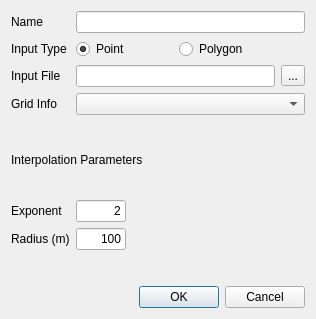
Above: src/ui/grid_layer_dialog.ui from IPH-ECO/iph-eco-gui before the change. Below: the same form after it.
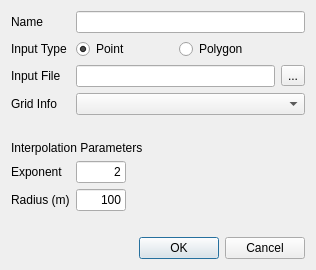
That is the form after the change.

Commit message: Adjusting grid layer dialog dimension

```diff
--- a/src/ui/grid_layer_dialog.ui
+++ b/src/ui/grid_layer_dialog.ui
@@ -7,19 +7,19 @@
     <x>0</x>
     <y>0</y>
     <width>316</width>
-    <height>319</height>
+    <height>270</height>
    </rect>
   </property>
   <property name="minimumSize">
    <size>
     <width>316</width>
-    <height>319</height>
+    <height>270</height>
    </size>
   </property>
   <property name="maximumSize">
    <size>
     <width>316</width>
-    <height>319</height>
+    <height>270</height>
    </size>
   </property>
   <property name="windowTitle">
@@ -74,7 +74,7 @@
      <property name="sizeHint" stdset="0">
       <size>
        <width>20</width>
-       <height>4</height>
+       <height>20</height>
       </size>
      </property>
     </spacer>
@@ -187,9 +187,6 @@
      <property name="orientation">
       <enum>Qt::Vertical</enum>
      </property>
-     <property name="sizeType">
-      <enum>QSizePolicy::Fixed</enum>
-     </property>
      <property name="sizeHint" stdset="0">
       <size>
        <width>20</width>
```
